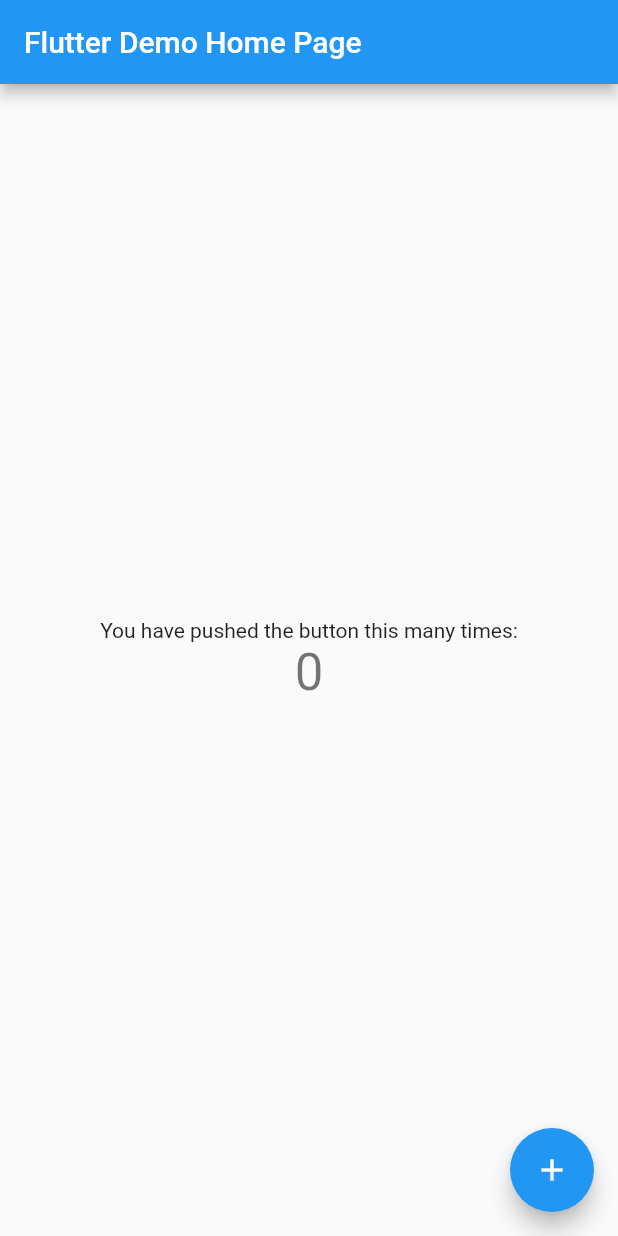
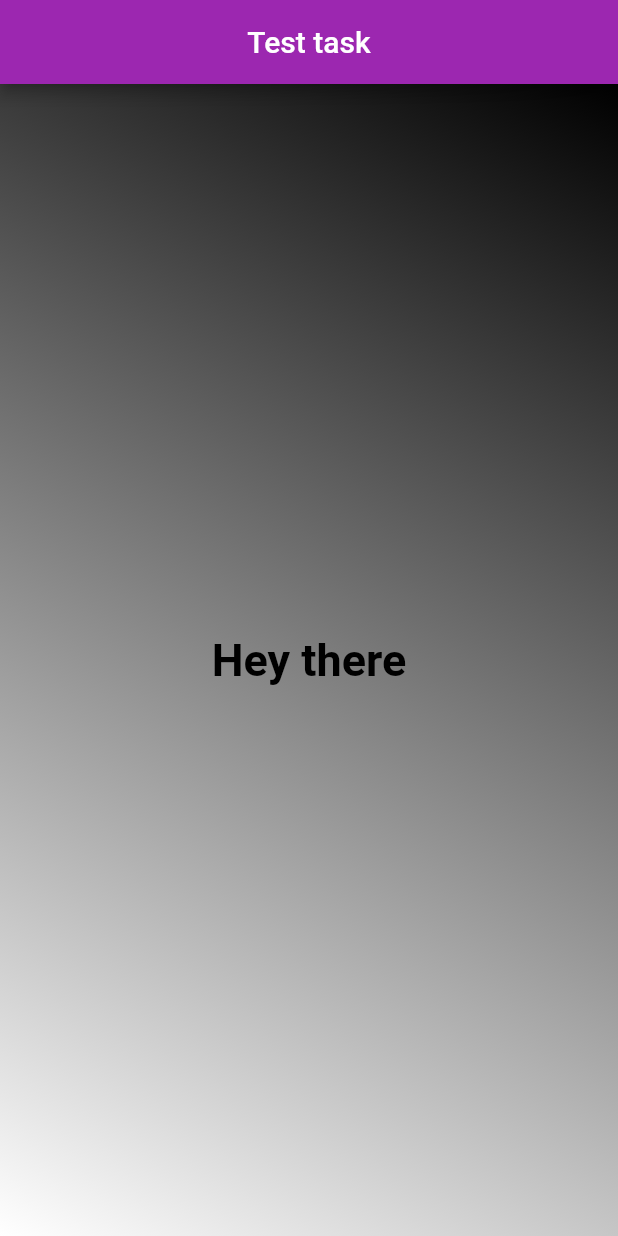
Before and after one commit to Martynov-Vlad-is-love/test_task, a Flutter app: the screen it shows after launch, on a phone screen of 412 x 824 dp. Run offline on Flutter 3.47's test engine with Material 2 defaults, Android fonts, the phone set to English and light mode, and no system bars.

Commit message:
Completed task.

```diff
--- /dev/null
+++ b/lib/home_page.dart
@@ -0,0 +1,78 @@
+import 'dart:math';
+
+import 'package:flutter/material.dart';
+
+/// Home page of the application.
+class HomePage extends StatefulWidget {
+  /// Constructor of the home page.
+  const HomePage({Key? key}) : super(key: key);
+
+  @override
+  State<HomePage> createState() => _HomePageState();
+}
+
+class _HomePageState extends State<HomePage> {
+  static const min = 0;
+  static const max = 255;
+
+  Color backgroundColorOne = Colors.white;
+  Color backgroundColorTwo = Colors.black;
+
+  Random random = Random();
+
+  int randomInt(int min, int max) {
+    return min - random.nextInt(max - min);
+  }
+
+  void changeColor(int start, int end) {
+    setState(() {
+      backgroundColorOne = Color.fromRGBO(
+        randomInt(start, end),
+        randomInt(start, end),
+        randomInt(start, end),
+        1,
+      );
+      backgroundColorTwo = Color.fromRGBO(
+        randomInt(start, end),
+        randomInt(start, end),
+        randomInt(start, end),
+        1,
+      );
+    });
+  }
+
+  @override
+  Widget build(BuildContext context) {
+    return MaterialApp(
+      home: Scaffold(
+        appBar: AppBar(
+          title: const Center(child: Text('Test task')),
+          backgroundColor: Colors.purple,
+        ),
+        body: SizedBox.expand(
+          child: Container(
+            decoration: BoxDecoration(
+              gradient: LinearGradient(
+                colors: [backgroundColorOne, backgroundColorTwo],
+                begin: Alignment.bottomLeft,
+                end: Alignment.topRight,
+              ),
+            ),
+            child: TextButton(
+              child: const Text(
+                'Hey there',
+                style: TextStyle(
+                    color: Colors.black,
+                    fontSize: 30,
+                    fontWeight: FontWeight.w700,),
+              ),
+              onPressed: () {
+                changeColor(min, max);
+              },
+            ),
+          ),
+        ),
+      ),
+    );
+  }
+}
--- a/lib/main.dart
+++ b/lib/main.dart
@@ -1,115 +1,6 @@
 import 'package:flutter/material.dart';
+import 'package:test_task/home_page.dart';
 
 void main() {
-  runApp(const MyApp());
+  runApp(const HomePage());
 }
-
-class MyApp extends StatelessWidget {
-  const MyApp({Key? key}) : super(key: key);
-
-  // This widget is the root of your application.
-  @override
-  Widget build(BuildContext context) {
-    return MaterialApp(
-      title: 'Flutter Demo',
-      theme: ThemeData(
-        // This is the theme of your application.
-        //
-        // Try running your application with "flutter run". You'll see the
-        // application has a blue toolbar. Then, without quitting the app, try
-        // changing the primarySwatch below to Colors.green and then invoke
-        // "hot reload" (press "r" in the console where you ran "flutter run",
-        // or simply save your changes to "hot reload" in a Flutter IDE).
-        // Notice that the counter didn't reset back to zero; the application
-        // is not restarted.
-        primarySwatch: Colors.blue,
-      ),
-      home: const MyHomePage(title: 'Flutter Demo Home Page'),
-    );
-  }
-}
-
-class MyHomePage extends StatefulWidget {
-  const MyHomePage({Key? key, required this.title}) : super(key: key);
-
-  // This widget is the home page of your application. It is stateful, meaning
-  // that it has a State object (defined below) that contains fields that affect
-  // how it looks.
-
-  // This class is the configuration for the state. It holds the values (in this
-  // case the title) provided by the parent (in this case the App widget) and
-  // used by the build method of the State. Fields in a Widget subclass are
-  // always marked "final".
-
-  final String title;
-
-  @override
-  State<MyHomePage> createState() => _MyHomePageState();
-}
-
-class _MyHomePageState extends State<MyHomePage> {
-  int _counter = 0;
-
-  void _incrementCounter() {
-    setState(() {
-      // This call to setState tells the Flutter framework that something has
-      // changed in this State, which causes it to rerun the build method below
-      // so that the display can reflect the updated values. If we changed
-      // _counter without calling setState(), then the build method would not be
-      // called again, and so nothing would appear to happen.
-      _counter++;
-    });
-  }
-
-  @override
-  Widget build(BuildContext context) {
-    // This method is rerun every time setState is called, for instance as done
-    // by the _incrementCounter method above.
-    //
-    // The Flutter framework has been optimized to make rerunning build methods
-    // fast, so that you can just rebuild anything that needs updating rather
-    // than having to individually change instances of widgets.
-    return Scaffold(
-      appBar: AppBar(
-        // Here we take the value from the MyHomePage object that was created by
-        // the App.build method, and use it to set our appbar title.
-        title: Text(widget.title),
-      ),
-      body: Center(
-        // Center is a layout widget. It takes a single child and positions it
-        // in the middle of the parent.
-        child: Column(
-          // Column is also a layout widget. It takes a list of children and
-          // arranges them vertically. By default, it sizes itself to fit its
-          // children horizontally, and tries to be as tall as its parent.
-          //
-          // Invoke "debug painting" (press "p" in the console, choose the
-          // "Toggle Debug Paint" action from the Flutter Inspector in Android
-          // Studio, or the "Toggle Debug Paint" command in Visual Studio Code)
-          // to see the wireframe for each widget.
-          //
-          // Column has various properties to control how it sizes itself and
-          // how it positions its children. Here we use mainAxisAlignment to
-          // center the children vertically; the main axis here is the vertical
-          // axis because Columns are vertical (the cross axis would be
-          // horizontal).
-          mainAxisAlignment: MainAxisAlignment.center,
-          children: <Widget>[
-            const Text(
-              'You have pushed the button this many times:',
-            ),
-            Text(
-              '$_counter',
-              style: Theme.of(context).textTheme.headline4,
-            ),
-          ],
-        ),
-      ),
-      floatingActionButton: FloatingActionButton(
-        onPressed: _incrementCounter,
-        tooltip: 'Increment',
-        child: const Icon(Icons.add),
-      ), // This trailing comma makes auto-formatting nicer for build methods.
-    );
-  }
-}
```
Also changed, not shown: pubspec.yaml (+2 -15 lines), pubspec.lock, 1 other file.
